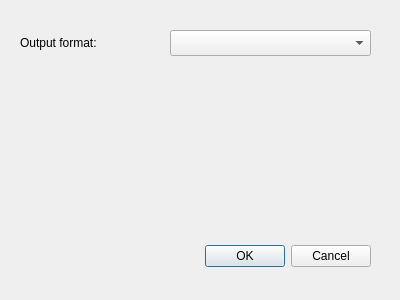
Before: the Qt Designer form settingsdialog.ui in Bleuzen/FFaudioConverter, drawn with Qt 5.
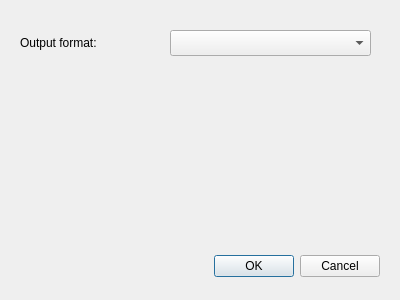
After: the same form once the commit is applied.

Commit message: don't allow settings dialog resize & version 0.2

Patch:
```diff
--- a/settingsdialog.ui
+++ b/settingsdialog.ui
@@ -16,9 +16,9 @@
   <widget class="QDialogButtonBox" name="buttonBox">
    <property name="geometry">
     <rect>
-     <x>30</x>
-     <y>240</y>
-     <width>341</width>
+     <x>40</x>
+     <y>250</y>
+     <width>340</width>
      <height>32</height>
     </rect>
    </property>
```
The commit also changes 2 other files.
